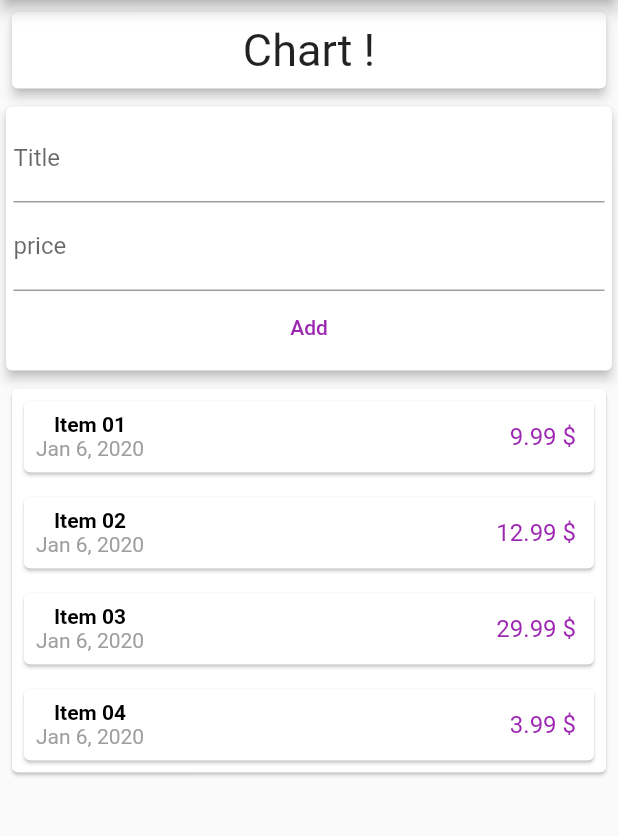
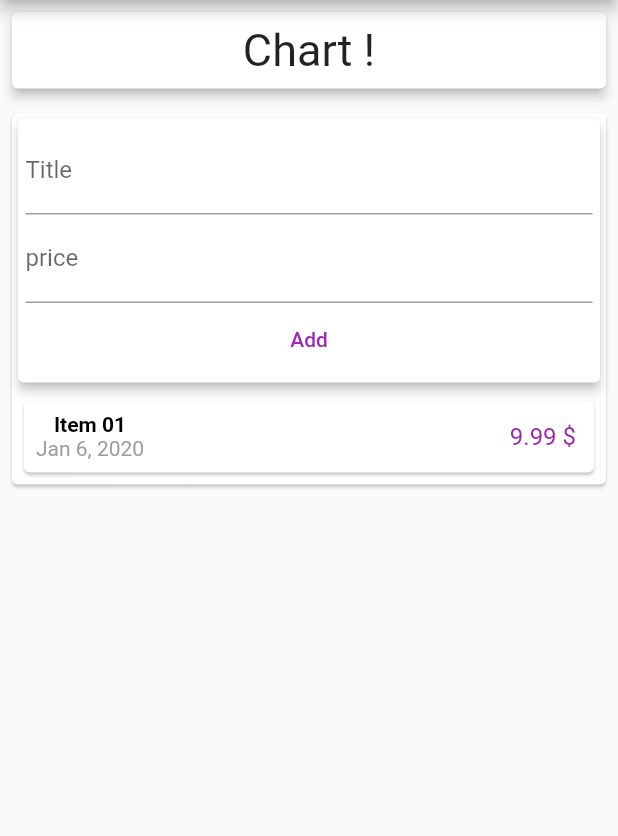
Before and after one commit to FadyFouad/expnse_planner_app, a Flutter app: the screen it shows after launch, on a phone screen of 412 x 824 dp, the part 84-920 px from its top. Run offline on Flutter 3.47's test engine with Material 2 defaults, Android fonts, the phone set to English and light mode, and no system bars.

Commit message:
split widgets

```diff
--- a/lib/main.dart
+++ b/lib/main.dart
@@ -1,4 +1,4 @@
-import 'package:expnse_planner_app/widgets/tx_list.dart';
+import 'package:expnse_planner_app/widgets/transactions.dart';
 import 'package:flutter/cupertino.dart';
 import 'package:flutter/material.dart';
 
@@ -34,45 +34,14 @@ class MyHomePage extends StatelessWidget {
         body: Column(
           children: <Widget>[
             Chart(),
-            Card(
-              elevation: 3,
-              child: Container(
-                margin: EdgeInsets.all(5),
-                child: Column(
-                  children: <Widget>[
-                    TextField(
-                        decoration: InputDecoration(labelText: 'Title'),
-                        onChanged: (sTitle) {
-                          title = sTitle;
-                        }),
-                    TextField(
-                      decoration: InputDecoration(labelText: 'price'),
-                      onChanged: (sPrice) {
-                        price = sPrice;
-                      },
-                    ),
-                    FlatButton(
-                      child: Text('Add'),
-                      onPressed: () {
-//                        transactions.add(Transaction(
-//                            id: '1',
-//                            title: title,
-//                            price: 1.1,
-//                            date: DateTime.now()));
-                      },
-                      textColor: Colors.purple,
-                    )
-                  ],
-                ), //addTX
-              ),
-            ),
+//            AddTx(),
             Container(
               width: double.infinity,
               padding: EdgeInsets.all(8),
               child: Container(
                 child: Card(
                   margin: EdgeInsets.all(0),
-                    child: TxList()
+                    child: UserTx()
                 ),
               ),
             ),
--- /dev/null
+++ b/lib/widgets/add_new_tx.dart
@@ -0,0 +1,48 @@
+import 'package:flutter/material.dart';
+
+///****************************************************
+///*** Created by Fady Fouad on 06-Jan-20 at 20:50.***
+///***************************************************/
+
+class AddTx extends StatelessWidget {
+  final Function addTx;
+  final title = TextEditingController();
+  final price = TextEditingController();
+
+  AddTx({this.addTx});
+
+  @override
+  Widget build(BuildContext context) {
+    return Container(
+        child: Card(
+      elevation: 3,
+      child: Container(
+        margin: EdgeInsets.all(5),
+        child: Column(
+          children: <Widget>[
+            TextField(
+              decoration: InputDecoration(labelText: 'Title'),
+              controller: title,
+            ),
+            TextField(
+              decoration: InputDecoration(labelText: 'price'),
+              controller: price,
+            ),
+            FlatButton(
+              child: Text('Add'),
+              onPressed: () {
+                addTx(title.text, double.parse(price.text));
+//                        transactions.add(Transaction(
+//                            id: '1',
+//                            title: title,
+//                            price: 1.1,
+//                            date: DateTime.now()));
+              },
+              textColor: Colors.purple,
+            )
+          ],
+        ),
+      ),
+    ));
+  }
+}
--- /dev/null
+++ b/lib/widgets/transactions.dart
@@ -0,0 +1,50 @@
+import 'package:expnse_planner_app/widgets/add_new_tx.dart';
+import 'package:expnse_planner_app/widgets/tx_list.dart';
+import 'package:flutter/material.dart';
+
+import '../transaction.dart';
+
+///****************************************************
+///*** Created by Fady Fouad on 06-Jan-20 at 21:42.***
+///***************************************************/
+
+class UserTx extends StatefulWidget {
+  @override
+  _UserTxState createState() => _UserTxState();
+}
+
+class _UserTxState extends State<UserTx> {
+  final transaction = [
+    Transaction(id: '1', price: 09.99, title: 'Item 01', date: DateTime.now()),
+//    Transaction(id: '2', price: 12.99, title: 'Item 02', date: DateTime.now()),
+//    Transaction(id: '3', price: 29.99, title: 'Item 03', date: DateTime.now()),
+//    Transaction(id: '4', price: 03.99, title: 'Item 04', date: DateTime.now())
+  ];
+
+  @override
+  Widget build(BuildContext context) {
+    return Column(
+      children: <Widget>[
+        AddTx(
+          addTx: _addTx,
+        ),
+        TxList(
+          transactions: transaction,
+        )
+      ],
+    );
+  }
+
+  void _addTx(String title, double price) {
+    setState(() {
+      transaction.add(
+        Transaction(
+          id: 'id',
+          title: title,
+          price: price,
+          date: DateTime.now(),
+        ),
+      );
+    });
+  }
+}
--- a/lib/widgets/tx_list.dart
+++ b/lib/widgets/tx_list.dart
@@ -7,18 +7,11 @@ import '../transaction.dart';
 ///*** Created by Fady Fouad on 03-Jan-20 at 00:06.***
 ///***************************************************/
 
-class TxList extends StatefulWidget {
-  @override
-  _TxListState createState() => _TxListState();
-}
+class TxList extends StatelessWidget {
 
-class _TxListState extends State<TxList> {
-  final List<Transaction> transactions = [
-    Transaction(id: '1', price: 09.99, title: 'Item 01', date: DateTime.now()),
-    Transaction(id: '2', price: 12.99, title: 'Item 02', date: DateTime.now()),
-    Transaction(id: '3', price: 29.99, title: 'Item 03', date: DateTime.now()),
-    Transaction(id: '4', price: 03.99, title: 'Item 04', date: DateTime.now())
-  ];
+  final List<Transaction> transactions;
+
+  const TxList({Key key, this.transactions}) : super(key: key);
 
   @override
   Widget build(BuildContext context) {
```
